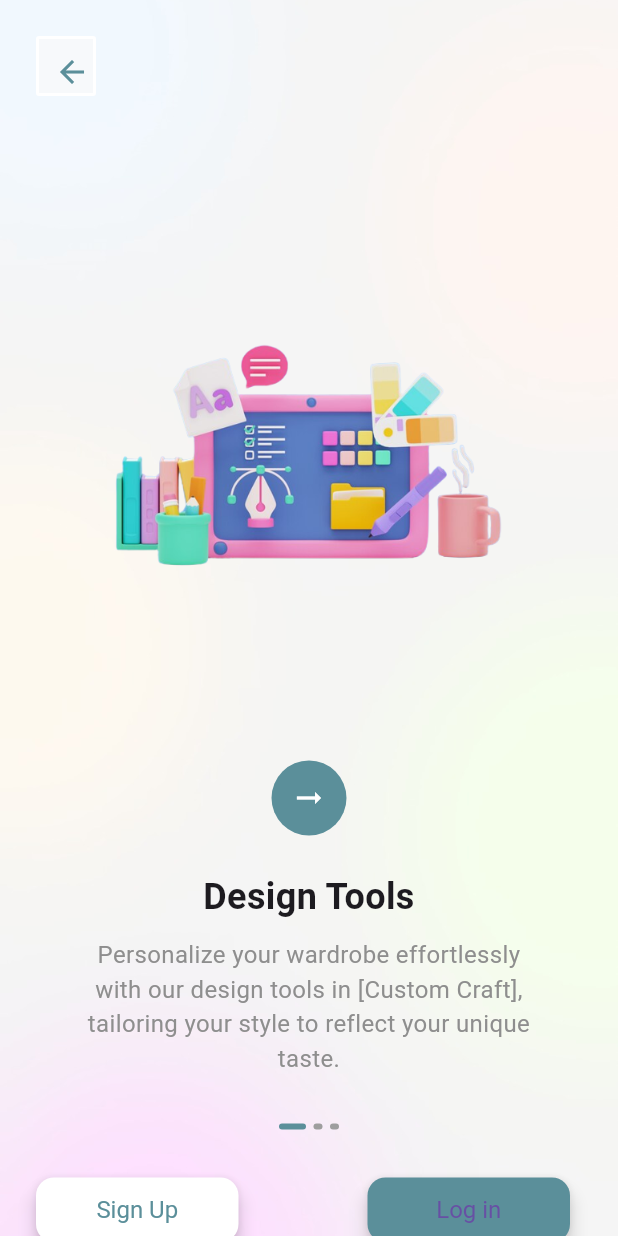
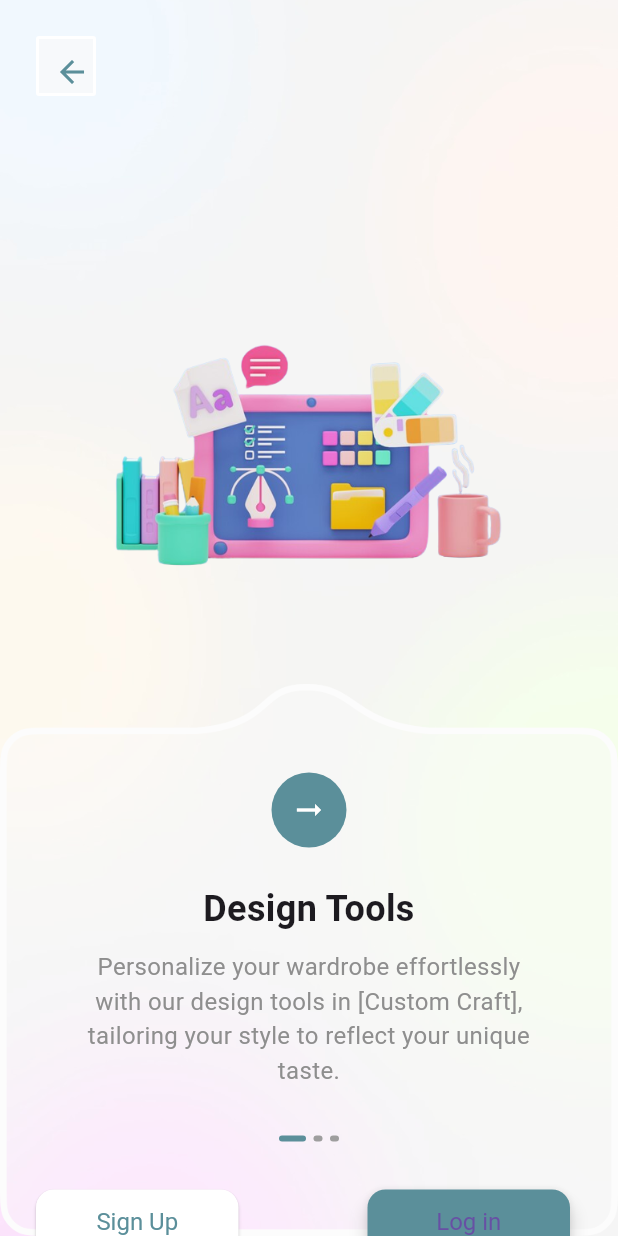
Before and after one commit to AmrTaher70/Custom_Craft, a Flutter app: the OnBoardingScreens screen opened directly, on a phone screen of 412 x 824 dp. Run offline on Flutter 3.47's test engine with Material 3 defaults, Android fonts, the phone set to English and light mode, and no system bars; drawn by our look-alikes of smooth_page_indicator; our stand-ins replace device_preview, get, go_router, google_fonts.

Commit message:
add On boarding background

```diff
--- a/lib/core/widget/line_of_onboarding.dart
+++ b/lib/core/widget/image_onboarding.dart
@@ -3,10 +3,11 @@ import 'package:flutter/material.dart';
 
 // ignore: must_be_immutable
 class BackGroundOfOnBoarding extends StatefulWidget {
-  const BackGroundOfOnBoarding({super.key});
+  const BackGroundOfOnBoarding({super.key, required this.child});
 
   @override
   State<BackGroundOfOnBoarding> createState() => _BackGroundOfOnBoardingState();
+  final Widget child;
 }
 
 class _BackGroundOfOnBoardingState extends State<BackGroundOfOnBoarding> {
@@ -14,13 +15,15 @@ class _BackGroundOfOnBoardingState extends State<BackGroundOfOnBoarding> {
   Widget build(BuildContext context) {
     //final screenSize = MediaQuery.of(context).size;
     //final double width = screenSize.width;
-    return Scaffold(
-      backgroundColor: Colors.transparent,
-      body: Column(
-        mainAxisAlignment: MainAxisAlignment.end,
-        crossAxisAlignment: CrossAxisAlignment.center,
-        children: [Image.asset(AssetsData.BackGroundOfBoarding)],
-      ),
+    return Stack(
+      children: [
+        Column(
+          mainAxisAlignment: MainAxisAlignment.end,
+          crossAxisAlignment: CrossAxisAlignment.center,
+          children: [Image.asset(AssetsData.BackGroundOfBoarding)],
+        ),
+        widget.child
+      ],
     );
   }
 }
--- a/lib/features/onBoarding/elv_button.dart
+++ b/lib/features/onBoarding/elv_button.dart
@@ -37,7 +37,7 @@ class ElavButton extends StatelessWidget {
                   fontSize: 16, // Text size
                   fontWeight: FontWeight.w400, // Text weight
                 ),
-                elevation: 5, // Button elevation
+                elevation: 1, // Button elevation
               ),
               child: const Text(AssetsStrings.appSignUp),
             ),
--- a/lib/features/onBoarding/on_boarding.dart
+++ b/lib/features/onBoarding/on_boarding.dart
@@ -1,6 +1,6 @@
 import 'package:custom_craft/constans/colors/colors.dart';
 import 'package:custom_craft/core/widget/image_background.dart';
-import 'package:custom_craft/core/widget/next_page_button.dart';
+import 'package:custom_craft/core/widget/image_onboarding.dart';
 import 'package:custom_craft/features/onBoarding/elv_button.dart';
 import 'package:custom_craft/features/onBoarding/on_boarding_model.dart';
 import 'package:flutter/material.dart';
@@ -19,6 +19,7 @@ class _OnBoardingScreensState extends State<OnBoardingScreens> {
   @override
   Widget build(BuildContext context) {
     return BackGroundImage(
+      child: BackGroundOfOnBoarding(
         child: Scaffold(
           backgroundColor: Colors.transparent,
           body: Column(
@@ -62,7 +63,7 @@ class _OnBoardingScreensState extends State<OnBoardingScreens> {
                           // page view of images and titles and sub titles
                           Padding(
                             padding: const EdgeInsets.only(
-                              top: 48, right: 24, left: 24, bottom: 42),
+                                top: 48, right: 24, left: 24, bottom: 50),
                             child: Image.asset(
                               OnBoardingModel.onBoardingScreens[index].imgPath,
                               height: 321,
@@ -70,7 +71,27 @@ class _OnBoardingScreensState extends State<OnBoardingScreens> {
                             ),
                           ),
                           // NextPage Button
-                        const NextPageButton(),
+                          Stack(
+                            alignment: Alignment.center,
+                            children: [
+                              const CircleAvatar(
+                                backgroundColor: AssetsColors.primaryColor,
+                                radius: 25,
+                              ),
+                              IconButton(
+                                onPressed: () {
+                                  controller.nextPage(
+                                      duration:
+                                          const Duration(microseconds: 1000),
+                                      curve: Curves.fastLinearToSlowEaseIn);
+                                },
+                                icon: const Icon(
+                                  Icons.arrow_right_alt_outlined,
+                                  color: Colors.white,
+                                ),
+                              ),
+                            ],
+                          ),
                           const SizedBox(
                             height: 24,
                           ),
@@ -129,6 +150,7 @@ class _OnBoardingScreensState extends State<OnBoardingScreens> {
             ],
           ),
         ),
+      ),
     );
   }
 }
--- a/lib/main.dart
+++ b/lib/main.dart
@@ -1,5 +1,5 @@
 import 'package:custom_craft/core/widget/image_background.dart';
-import 'package:custom_craft/core/widget/line_of_onboarding.dart';
+import 'package:custom_craft/core/widget/image_onboarding.dart';
 import 'package:custom_craft/features/onBoarding/on_boarding.dart';
 import 'package:device_preview/device_preview.dart';
 import 'package:flutter/material.dart';
@@ -21,7 +21,7 @@ class MyApp extends StatelessWidget {
       home: Stack(
         children: [
           BackGroundImage(
-            child: BackGroundOfOnBoarding(),
+            child: OnBoardingScreens(),
           )
         ],
       ),
```
Also changed, not shown: lib/core/widget/horizonatal_line.dart (deleted, +0 -21 lines). Lines whose indentation alone changed are shown as unchanged.
